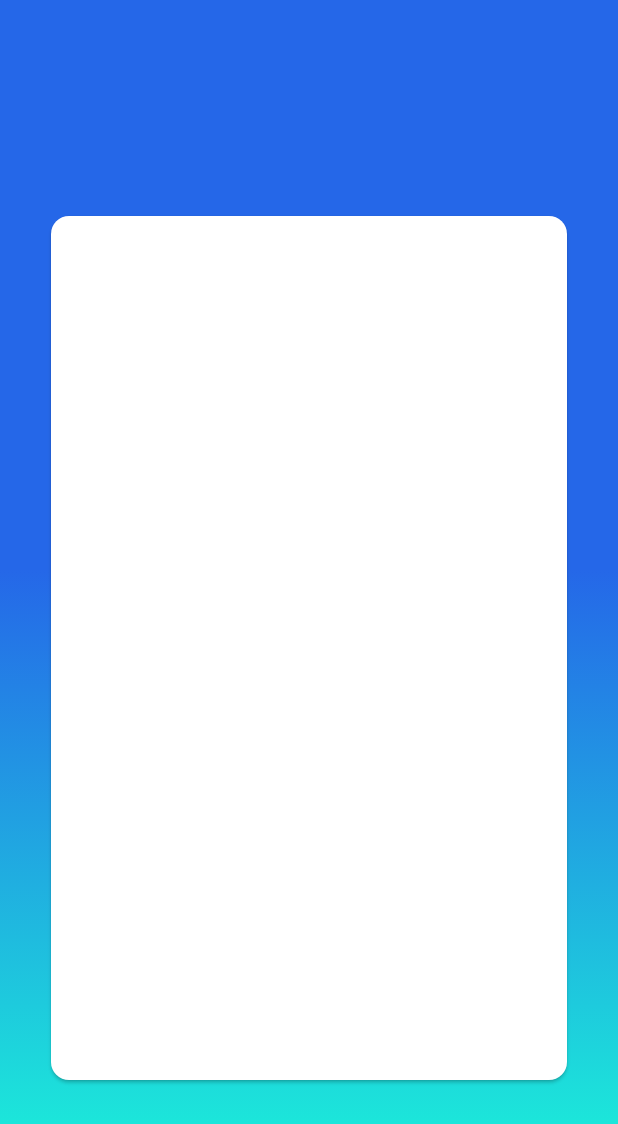
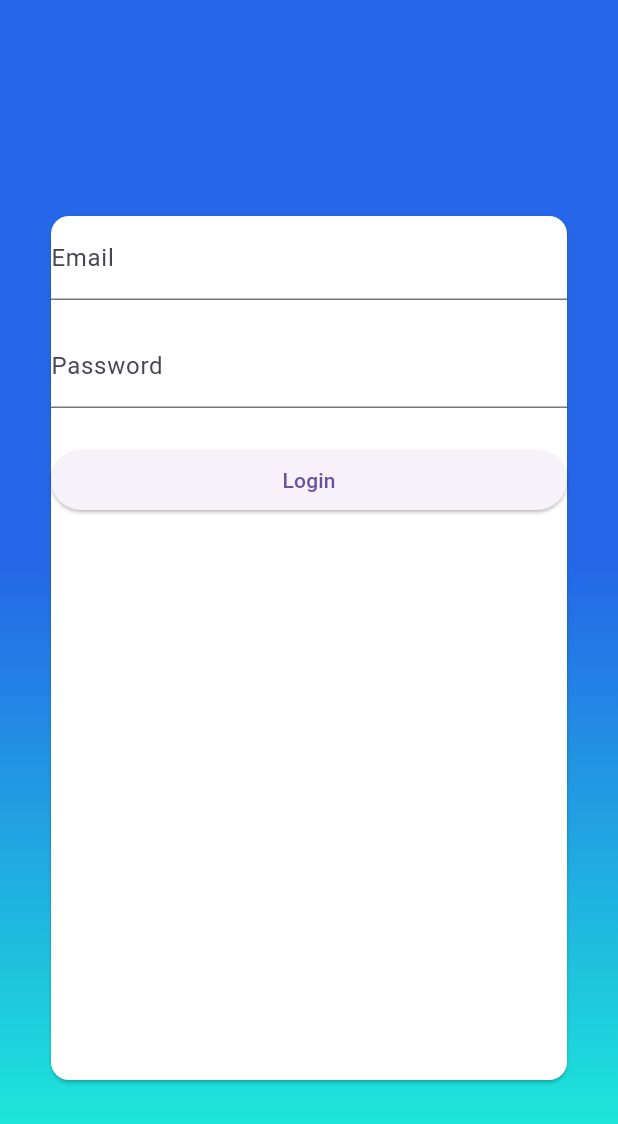
Before and after one commit to Ahmad61-6/flutter_tukitaki, a Flutter app: the screen it shows after launch, on a phone screen of 412 x 824 dp. Shown: the top 1124 px of the screen. Run offline on Flutter 3.47's test engine with Material 3 defaults, Android fonts, the phone set to English and light mode, and no system bars; our stand-ins replace bloc, equatable, firebase_core, flutter_bloc, get, image_picker and 2 more; accounts and stored records are empty; generated files the repository leaves out were written again.

Commit message:
add local storage and use it done

```diff
--- a/firebase_code/lib/app/modules/auth/screens/login_screen.dart
+++ b/firebase_code/lib/app/modules/auth/screens/login_screen.dart
@@ -1,6 +1,9 @@
+import 'package:firebase_code/services/shared_preference_service.dart';
 import 'package:flutter/material.dart';
+import 'package:get/get.dart';
 
 import '../../../shared/widgets/auth/auth_scaffold_background.dart';
+import '../../home/screens/home_screen.dart';
 
 class LoginScreen extends StatefulWidget {
   const LoginScreen({super.key});
@@ -10,6 +13,8 @@ class LoginScreen extends StatefulWidget {
 }
 
 class _LoginScreenState extends State<LoginScreen> {
+  final controller = Get.find<SharedPreferenceService>();
+  final TextEditingController te = TextEditingController();
   @override
   Widget build(BuildContext context) {
     return Scaffold(
@@ -23,7 +28,32 @@ class _LoginScreenState extends State<LoginScreen> {
             right: 30,
             child: Card(
               color: Colors.white,
-              child: Column(children: []),
+              child: Column(
+                children: [
+                  TextFormField(
+                    controller: te,
+                    decoration: InputDecoration(labelText: 'Email'),
+                  ),
+                  const SizedBox(height: 16),
+                  TextFormField(
+                    decoration: InputDecoration(labelText: 'Password'),
+                    obscureText: true,
+                  ),
+
+                  const SizedBox(height: 24),
+
+                  SizedBox(
+                    width: double.infinity,
+                    child: ElevatedButton(
+                      onPressed: () {
+                        controller.saveCredential(value: te.text.trim());
+                        Get.offAll(() => HomeScreen());
+                      },
+                      child: const Text('Login'),
+                    ),
+                  ),
+                ],
+              ),
             ),
           ),
         ],
--- /dev/null
+++ b/firebase_code/lib/controller_binder.dart
@@ -0,0 +1,9 @@
+import 'package:firebase_code/services/shared_preference_service.dart';
+import 'package:get/instance_manager.dart';
+
+class ControllerBinder extends Bindings {
+  @override
+  void dependencies() {
+    Get.put(SharedPreferenceService());
+  }
+}
--- a/firebase_code/lib/main.dart
+++ b/firebase_code/lib/main.dart
@@ -1,4 +1,5 @@
-import 'package:firebase_code/app/modules/auth/screens/login_screen.dart';
+import 'package:firebase_code/app/modules/splash/screens/splash_screen.dart';
+import 'package:firebase_code/controller_binder.dart';
 import 'package:firebase_code/firebase_options.dart';
 import 'package:firebase_core/firebase_core.dart';
 import 'package:flutter/material.dart';
@@ -24,8 +25,9 @@ class MyApp extends StatelessWidget {
   @override
   Widget build(BuildContext context) {
     return GetMaterialApp(
+      initialBinding: ControllerBinder(),
       debugShowCheckedModeBanner: false,
-      home: const LoginScreen(),
+      home: SplashScreen(),
     );
   }
 }
--- /dev/null
+++ b/firebase_code/lib/services/shared_preference_service.dart
@@ -0,0 +1,24 @@
+import 'package:flutter/cupertino.dart';
+import 'package:get/get.dart';
+import 'package:shared_preferences/shared_preferences.dart';
+
+class SharedPreferenceService extends GetxService {
+  Future<void> saveCredential({required String value}) async {
+    SharedPreferences prefs = await SharedPreferences.getInstance();
+    await prefs.setString('email', value);
+    debugPrint('-------->Saved email: $value');
+  }
+
+  Future<bool> isLoggedIn() async {
+    final SharedPreferences prefs = await SharedPreferences.getInstance();
+    final String? email = prefs.getString('email');
+    debugPrint('-------->Retrieved email: $email');
+    return email?.isNotEmpty ?? false;
+  }
+
+  Future<void> removeCred() async {
+    SharedPreferences prefs = await SharedPreferences.getInstance();
+    await prefs.remove('email');
+    debugPrint('-------->Removed email from SharedPreferences');
+  }
+}
--- a/firebase_code/pubspec.yaml
+++ b/firebase_code/pubspec.yaml
@@ -38,6 +38,7 @@ dependencies:
   firebase_core: ^4.2.0
   http: ^1.5.0
   logger: ^2.6.2
+  shared_preferences: ^2.5.3
 
 dev_dependencies:
   flutter_test:
```
Also changed, not shown: firebase_code/lib/app/modules/home/screens/home_screen.dart (added, +35 -0 lines), firebase_code/lib/app/modules/splash/screens/splash_screen.dart (added, +49 -0 lines), firebase_code/pubspec.lock, 2 other files.
